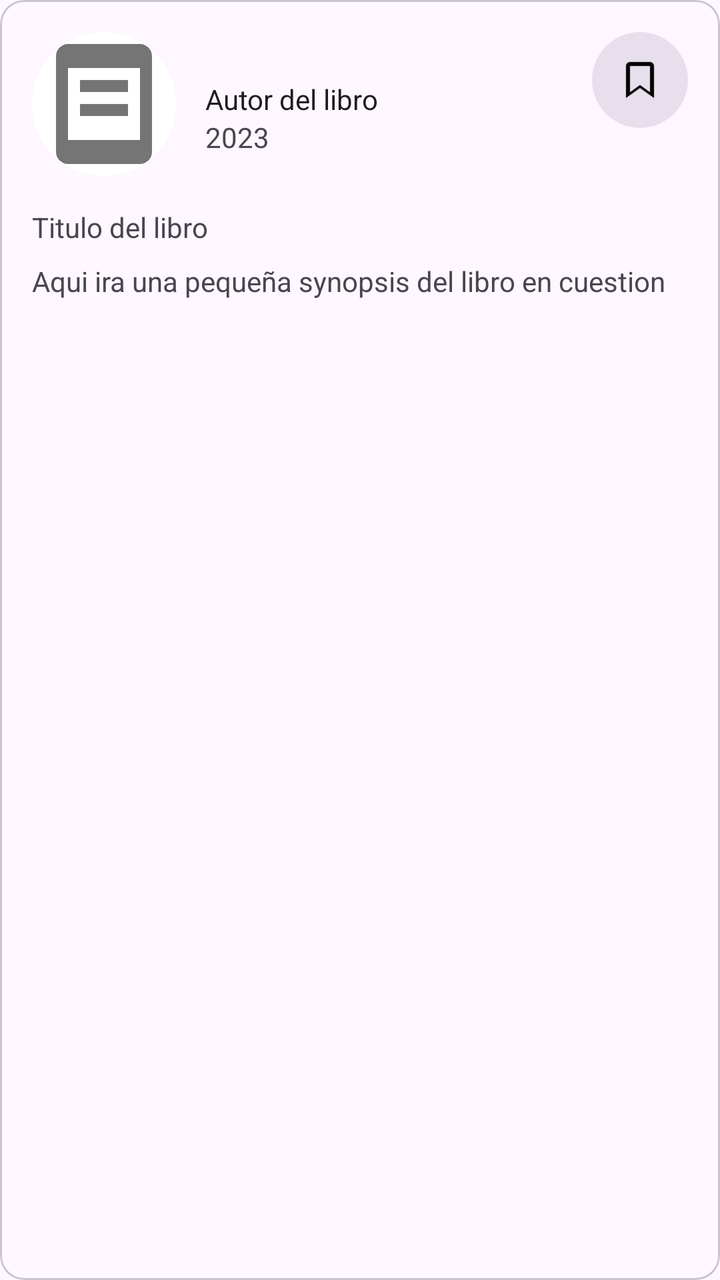
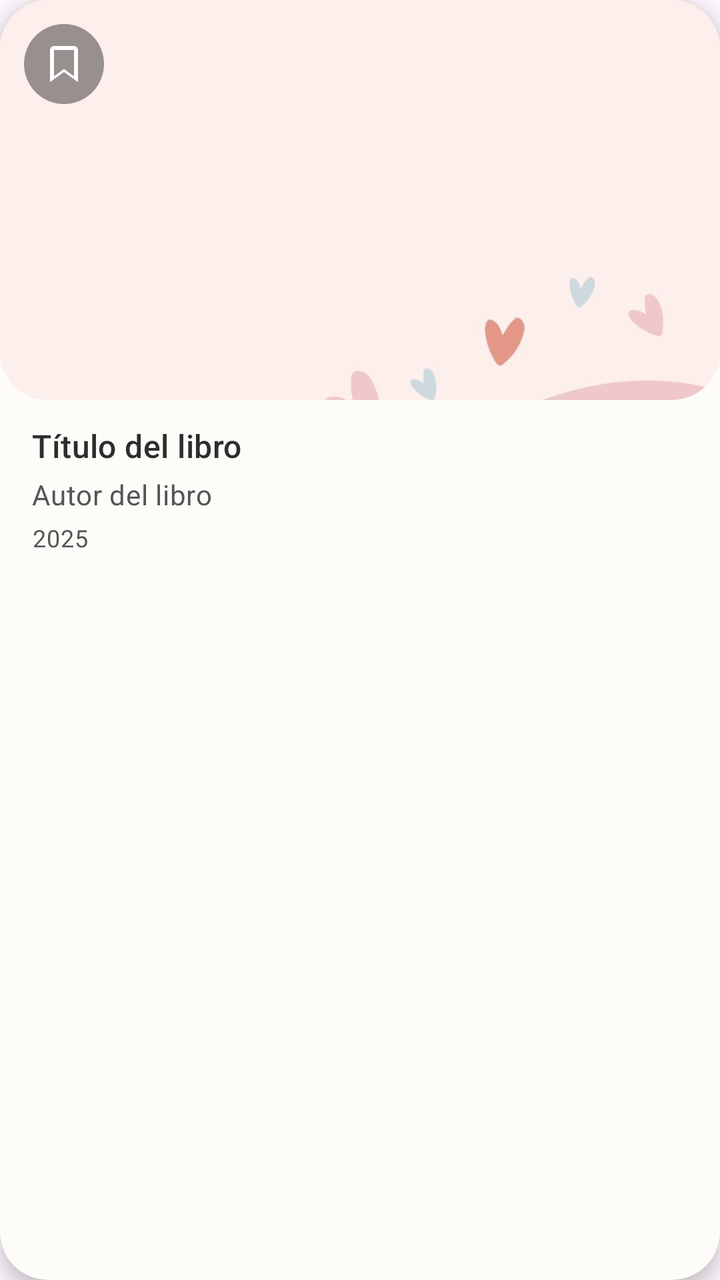

The first picture is an Android layout as it rendered before a commit; the second is the same layout after the commit. The layout source and the unified diff follow.
<!-- AndroidManifest.xml: application theme Theme.AppExample1 -->
<!-- res/layout/book_item.xml -->
<com.google.android.material.card.MaterialCardView xmlns:android="http://schemas.android.com/apk/res/android"
    xmlns:app="http://schemas.android.com/apk/res-auto"
    xmlns:tools="http://schemas.android.com/tools"
    android:id="@+id/cardLibro"
    android:layout_width="match_parent"
    android:layout_height="wrap_content"
    android:foreground="?android:attr/selectableItemBackground"
    android:clickable="true"
    android:focusable="true">

    <androidx.constraintlayout.widget.ConstraintLayout
        android:layout_width="match_parent"
        android:layout_height="wrap_content"
        android:padding="16dp">

        
        <ImageView
            android:id="@+id/ivPortada"
            android:layout_width="72dp"
            android:layout_height="72dp"
            android:scaleType="centerCrop"
            android:src="@drawable/ic_book_placeholder"
            android:layout_marginEnd="16dp"
            android:background="@drawable/circle_mask"
            android:clipToOutline="true"
            app:layout_constraintTop_toTopOf="parent"
            app:layout_constraintStart_toStartOf="parent"/>

        <ImageButton
            android:id="@+id/bookmark_button"
            android:layout_width="48dp"
            android:layout_height="48dp"
            android:layout_alignParentEnd="true"
            android:background="@drawable/bg_round_button"
            android:contentDescription="Bookmark"
            android:padding="10dp"
            android:scaleType="centerInside"
            android:src="@drawable/ic_bookmark_border"
            app:layout_constraintEnd_toEndOf="parent"
            app:layout_constraintTop_toTopOf="parent" />

        <TextView
            android:id="@+id/bookAuthor"
            android:layout_width="wrap_content"
            android:layout_height="wrap_content"
            android:ellipsize="end"
            android:maxLines="1"
            android:text="Autor del libro"
            android:textColor="?android:textColorPrimary"
            app:layout_constraintBottom_toBottomOf="@+id/synopsis"
            app:layout_constraintEnd_toEndOf="parent"
            app:layout_constraintHorizontal_bias="0.086"
            app:layout_constraintStart_toEndOf="@+id/ivPortada"
            app:layout_constraintTop_toTopOf="parent"
            app:layout_constraintVertical_bias="0.208" />

        <TextView
            android:id="@+id/year"
            android:layout_width="0dp"
            android:layout_height="wrap_content"
            android:ellipsize="end"
            android:maxLines="1"
            android:text="2023"
            app:layout_constraintStart_toStartOf="@id/bookAuthor"
            app:layout_constraintTop_toBottomOf="@id/bookAuthor" />

        <TextView
            android:id="@+id/tiitleBook"
            android:layout_width="wrap_content"
            android:layout_height="wrap_content"
            android:layout_marginTop="16dp"
            android:text="Titulo del libro"
            app:layout_constraintStart_toStartOf="parent"
            app:layout_constraintTop_toBottomOf="@+id/ivPortada" />

        <TextView
            android:id="@+id/synopsis"
            android:layout_width="wrap_content"
            android:layout_height="wrap_content"
            android:layout_marginTop="8dp"
            android:text="Aqui ira una pequeña synopsis del libro en cuestion"
            app:layout_constraintStart_toStartOf="parent"
            app:layout_constraintTop_toBottomOf="@+id/tiitleBook" />

        

        

    </androidx.constraintlayout.widget.ConstraintLayout>
</com.google.android.material.card.MaterialCardView>
<!-- resources referenced by this layout -->
<resources>
  <!-- drawable bg_round_button (drawable) -->
  <ripple xmlns:android="http://schemas.android.com/apk/res/android"
      android:color="?attr/colorControlHighlight">
      <item>
          <shape android:shape="oval">
              <solid android:color="?attr/colorSurfaceVariant"/>
          </shape>
      </item>
  </ripple>
  <!-- drawable circle_mask (drawable) -->
  <shape xmlns:android="http://schemas.android.com/apk/res/android"
      android:shape="oval">
      <solid android:color="@android:color/white" />
  </shape>
  <!-- drawable ic_book_placeholder (drawable) -->
  <vector xmlns:android="http://schemas.android.com/apk/res/android"
      android:width="48dp"
      android:height="48dp"
      android:viewportWidth="24"
      android:viewportHeight="24">
      <path
          android:fillColor="#FF757575"
          android:pathData="M18,2H6c-1.1,0 -2,0.9 -2,2v16c0,1.1 0.9,2 2,2h12c1.1,0 2,-0.9 2,-2V4c0,-1.1 -0.9,-2 -2,-2zM18,18H6V6h12v12zM8,8h8v2H8zM8,12h8v2H8z"/>
  </vector>
  <!-- drawable ic_bookmark_border (drawable) -->
  <vector xmlns:android="http://schemas.android.com/apk/res/android"
      android:width="24dp"
      android:height="24dp"
      android:viewportWidth="24"
      android:viewportHeight="24">
      <path
          android:fillColor="#000000"
          android:pathData="M19,21l-7,-5 -7,5V5c0,-1.1 0.9,-2 2,-2h10c1.1,0 2,0.9 2,2v16zM17,5H7v13.09l5,-3.58 5,3.58V5z" />
  </vector>
  <style name="Theme.AppExample1" parent="Base.Theme.AppExample1" />
  <style name="Base.Theme.AppExample1" parent="Theme.Material3.DayNight.NoActionBar">
          
          
      </style>
</resources>

<!-- the commit's change to res/layout/book_item.xml (unified diff, before → after) -->
@@ -1,90 +1,77 @@
-<com.google.android.material.card.MaterialCardView xmlns:android="http://schemas.android.com/apk/res/android"
+<com.google.android.material.card.MaterialCardView
+    xmlns:android="http://schemas.android.com/apk/res/android"
     xmlns:app="http://schemas.android.com/apk/res-auto"
-    xmlns:tools="http://schemas.android.com/tools"
-    android:id="@+id/cardLibro"
     android:layout_width="match_parent"
     android:layout_height="wrap_content"
-    android:foreground="?android:attr/selectableItemBackground"
-    android:clickable="true"
-    android:focusable="true">
+    app:cardCornerRadius="24dp"
+    app:cardElevation="6dp"
+    android:layout_margin="16dp"
+    app:cardBackgroundColor="@color/card_background"
+    app:strokeWidth="0dp">
 
-    <androidx.constraintlayout.widget.ConstraintLayout
+    <LinearLayout
         android:layout_width="match_parent"
         android:layout_height="wrap_content"
-        android:padding="16dp">
+        android:orientation="vertical">
 
         
-        <ImageView
-            android:id="@+id/ivPortada"
-            android:layout_width="72dp"
-            android:layout_height="72dp"
-            android:scaleType="centerCrop"
-            android:src="@drawable/ic_book_placeholder"
-            android:layout_marginEnd="16dp"
-            android:background="@drawable/circle_mask"
-            android:clipToOutline="true"
-            app:layout_constraintTop_toTopOf="parent"
-            app:layout_constraintStart_toStartOf="parent"/>
+        <FrameLayout
+            android:layout_width="match_parent"
+            android:layout_height="200dp">
 
-        <ImageButton
-            android:id="@+id/bookmark_button"
-            android:layout_width="48dp"
-            android:layout_height="48dp"
-            android:layout_alignParentEnd="true"
-            android:background="@drawable/bg_round_button"
-            android:contentDescription="Bookmark"
-            android:padding="10dp"
-            android:scaleType="centerInside"
-            android:src="@drawable/ic_bookmark_border"
-            app:layout_constraintEnd_toEndOf="parent"
-            app:layout_constraintTop_toTopOf="parent" />
+            <ImageView
+                android:id="@+id/imageCardView"
+                android:layout_width="match_parent"
+                android:layout_height="match_parent"
+                android:scaleType="centerCrop"
+                android:src="@drawable/ejemplo1"
+                android:background="@drawable/rounded_bottom_corners"
+                android:clipToOutline="true" />
+
+            
+            <ImageButton
+                android:id="@+id/bookmark_button"
+                android:layout_width="40dp"
+                android:layout_height="40dp"
+                android:layout_gravity="top|start"
+                android:layout_margin="12dp"
+                android:background="@drawable/bg_round_button"
+                android:scaleType="centerInside"
+                android:src="@drawable/ic_bookmark_border"
+                app:tint="@android:color/white" />
+        </FrameLayout>
+
+        
+        <TextView
+            android:id="@+id/tituloLibro"
+            android:layout_width="match_parent"
+            android:layout_height="wrap_content"
+            android:paddingTop="12dp"
+            android:paddingHorizontal="16dp"
+            android:text="Título del libro"
+            android:textColor="@color/text_primary"
+            android:textAppearance="?attr/textAppearanceTitleMedium" />
 
         <TextView
-            android:id="@+id/bookAuthor"
-            android:layout_width="wrap_content"
+            android:id="@+id/autorLibro"
+            android:layout_width="match_parent"
             android:layout_height="wrap_content"
-            android:ellipsize="end"
-            android:maxLines="1"
+            android:paddingTop="4dp"
+            android:paddingHorizontal="16dp"
+            android:textColor="@color/text_secondary"
             android:text="Autor del libro"
-            android:textColor="?android:textColorPrimary"
-            app:layout_constraintBottom_toBottomOf="@+id/synopsis"
-            app:layout_constraintEnd_toEndOf="parent"
-            app:layout_constraintHorizontal_bias="0.086"
-            app:layout_constraintStart_toEndOf="@+id/ivPortada"
-            app:layout_constraintTop_toTopOf="parent"
-            app:layout_constraintVertical_bias="0.208" />
+            android:textAppearance="?attr/textAppearanceBodyMedium" />
 
         <TextView
-            android:id="@+id/year"
-            android:layout_width="0dp"
+            android:id="@+id/anioLibro"
+            android:layout_width="match_parent"
             android:layout_height="wrap_content"
-            android:ellipsize="end"
-            android:maxLines="1"
-            android:text="2023"
-            app:layout_constraintStart_toStartOf="@id/bookAuthor"
-            app:layout_constraintTop_toBottomOf="@id/bookAuthor" />
+            android:paddingTop="4dp"
+            android:paddingBottom="12dp"
+            android:paddingHorizontal="16dp"
+            android:textColor="@color/text_secondary"
+            android:text="2025"
+            android:textAppearance="?attr/textAppearanceBodySmall" />
 
-        <TextView
-            android:id="@+id/tiitleBook"
-            android:layout_width="wrap_content"
-            android:layout_height="wrap_content"
-            android:layout_marginTop="16dp"
-            android:text="Titulo del libro"
-            app:layout_constraintStart_toStartOf="parent"
-            app:layout_constraintTop_toBottomOf="@+id/ivPortada" />
-
-        <TextView
-            android:id="@+id/synopsis"
-            android:layout_width="wrap_content"
-            android:layout_height="wrap_content"
-            android:layout_marginTop="8dp"
-            android:text="Aqui ira una pequeña synopsis del libro en cuestion"
-            app:layout_constraintStart_toStartOf="parent"
-            app:layout_constraintTop_toBottomOf="@+id/tiitleBook" />
-
-        
-
-        
-
-    </androidx.constraintlayout.widget.ConstraintLayout>
+    </LinearLayout>
 </com.google.android.material.card.MaterialCardView>
<!-- resource entries referenced after the edit -->
@@ -1,29 +1,14 @@
 <!-- resources referenced by this layout -->
 <resources>
+  <color name="card_background">#FDFCF9</color>
+  <color name="text_primary">#2D2D2D</color>
+  <color name="text_secondary">#555555</color>
   <!-- drawable bg_round_button (drawable) -->
-  <ripple xmlns:android="http://schemas.android.com/apk/res/android"
-      android:color="?attr/colorControlHighlight">
-      <item>
-          <shape android:shape="oval">
-              <solid android:color="?attr/colorSurfaceVariant"/>
-          </shape>
-      </item>
-  </ripple>
-  <!-- drawable circle_mask (drawable) -->
   <shape xmlns:android="http://schemas.android.com/apk/res/android"
       android:shape="oval">
-      <solid android:color="@android:color/white" />
+      <solid android:color="#66000000" /> 
   </shape>
-  <!-- drawable ic_book_placeholder (drawable) -->
-  <vector xmlns:android="http://schemas.android.com/apk/res/android"
-      android:width="48dp"
-      android:height="48dp"
-      android:viewportWidth="24"
-      android:viewportHeight="24">
-      <path
-          android:fillColor="#FF757575"
-          android:pathData="M18,2H6c-1.1,0 -2,0.9 -2,2v16c0,1.1 0.9,2 2,2h12c1.1,0 2,-0.9 2,-2V4c0,-1.1 -0.9,-2 -2,-2zM18,18H6V6h12v12zM8,8h8v2H8zM8,12h8v2H8z"/>
-  </vector>
+  <!-- drawable ejemplo1: jpg bitmap (drawable, 32795 bytes) -->
   <!-- drawable ic_bookmark_border (drawable) -->
   <vector xmlns:android="http://schemas.android.com/apk/res/android"
       android:width="24dp"
@@ -34,6 +19,16 @@
           android:fillColor="#000000"
           android:pathData="M19,21l-7,-5 -7,5V5c0,-1.1 0.9,-2 2,-2h10c1.1,0 2,0.9 2,2v16zM17,5H7v13.09l5,-3.58 5,3.58V5z" />
   </vector>
+  <!-- drawable rounded_bottom_corners (drawable) -->
+  <shape xmlns:android="http://schemas.android.com/apk/res/android"
+      android:shape="rectangle">
+      <solid android:color="@android:color/transparent" />
+      <corners
+          android:bottomLeftRadius="24dp"
+          android:bottomRightRadius="24dp"
+          android:topLeftRadius="0dp"
+          android:topRightRadius="0dp" />
+  </shape>
   <style name="Theme.AppExample1" parent="Base.Theme.AppExample1" />
   <style name="Base.Theme.AppExample1" parent="Theme.Material3.DayNight.NoActionBar">
           
